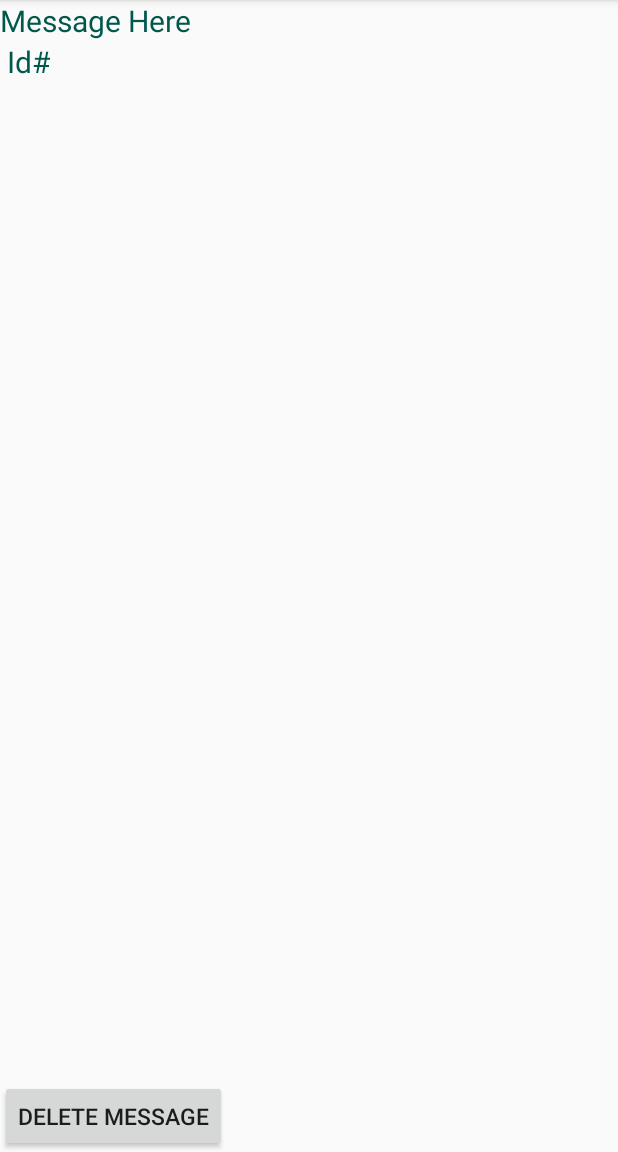
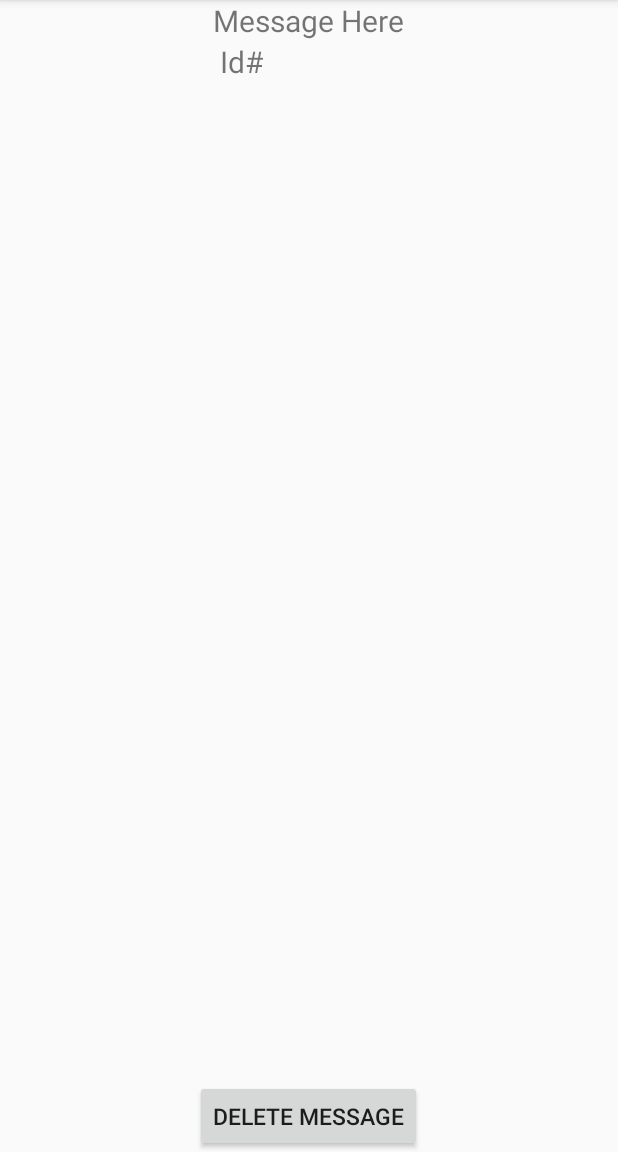
Before and after one commit to SinaDeyhim/AndroidLabs, an Android app: the layout activity_message_fragment.xml on its own in the app's theme, with its tools: preview values and no code run, on a phone screen of 412 x 824 dp, the part 84-1236 px from its top. Run offline under Robolectric (Android 15) with nearby library versions, the phone set to English and light mode, and no system bars.

Commit message:
tablet working

```diff
--- a/app/src/main/res/layout/activity_message_fragment.xml
+++ b/app/src/main/res/layout/activity_message_fragment.xml
@@ -9,25 +9,25 @@
     <TextView
 
         android:id="@+id/messageView"
-        android:layout_width="match_parent"
+        android:layout_width="wrap_content"
         android:layout_height="wrap_content"
         android:layout_alignParentTop="true"
         android:layout_centerInParent="true"
         android:text="Message Here"
-        android:textColor="@color/colorPrimaryDark"
         android:textSize="20sp"
          />
+
+
 
     <TextView
 
         android:id="@+id/msgId"
-        android:layout_width="match_parent"
+        android:layout_width="wrap_content"
         android:layout_height="wrap_content"
         android:layout_alignStart="@+id/messageView"
         android:layout_below="@+id/messageView"
         android:text=" Id#"
         android:layout_centerInParent="true"
-        android:textColor="@color/colorPrimaryDark"
         android:textSize="20sp"
 
         />
@@ -38,7 +38,6 @@
         android:layout_width="wrap_content"
         android:layout_height="wrap_content"
         android:layout_alignParentBottom="true"
-        android:layout_alignParentStart="true"
         android:text="Delete Message"
         android:layout_centerInParent="true"
         android:textSize="15sp"
```
Also changed, not shown: app/src/main/java/com/example/sdeyh/androidlabs/ChatWindow.java (+7 -8 lines), app/src/main/java/com/example/sdeyh/androidlabs/MessageFragment.java (+2 -15 lines).
